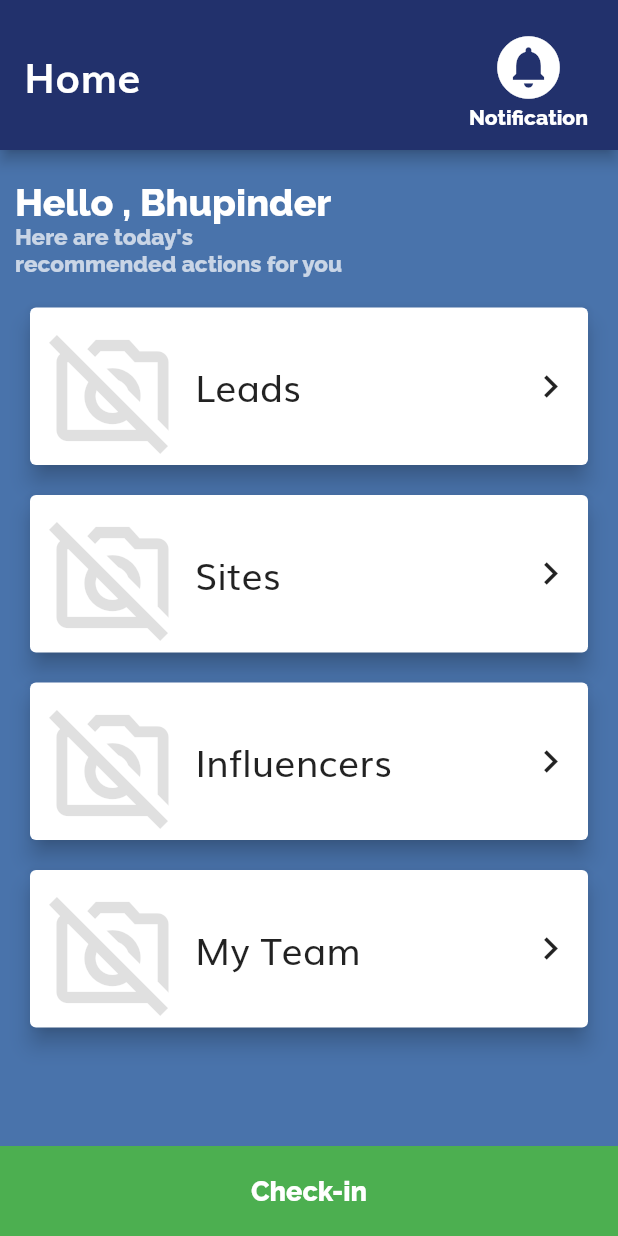
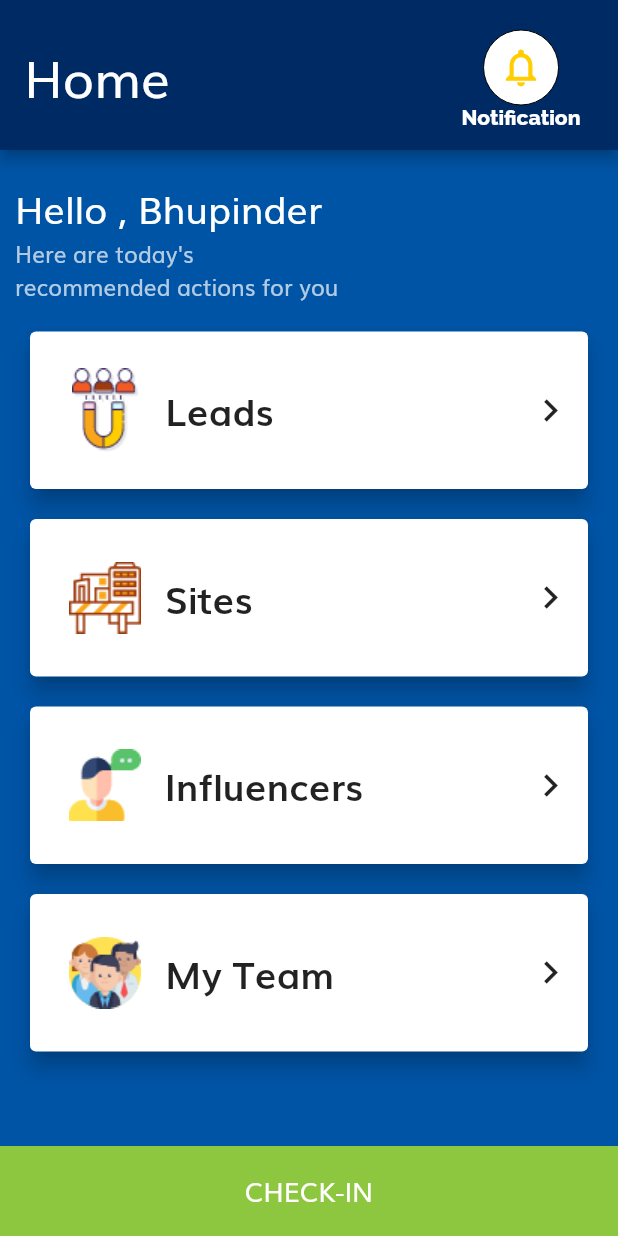
Before and after one commit to karanti-goognu/tech-sales-flutter, a Flutter app: the screen it shows after launch, on a phone screen of 412 x 824 dp. Run offline on Flutter 3.47's test engine with Material 2 defaults, Android fonts, the phone set to English and light mode, and no system bars; our stand-ins replace connectivity, google_fonts, shared_preferences.

Commit message:
Added HomeScreen

```diff
--- a/lib/presentation/features/home_screen/view/homescreen.dart
+++ b/lib/presentation/features/home_screen/view/homescreen.dart
@@ -1,6 +1,8 @@
 import 'package:flutter/cupertino.dart';
 import 'package:flutter/material.dart';
 import 'package:flutter_tech_sales/core/functions/convert_to_hex.dart';
+import 'package:flutter_tech_sales/presentation/features/leads_screen/view/leadScreen.dart';
+import 'package:flutter_tech_sales/utils/constants/color_constants.dart';
 
 class HomeScreen extends StatefulWidget {
   @override
@@ -9,10 +11,10 @@ class HomeScreen extends StatefulWidget {
 
 class _HomeScreenState extends State<HomeScreen> {
   List<menuDetailsModel> list = [
-    new menuDetailsModel("Leads"),
-    new menuDetailsModel("Sites"),
-    new menuDetailsModel("Influencers"),
-    new menuDetailsModel("My Team")
+    new menuDetailsModel("Leads" , "assets/images/img2.png"),
+    new menuDetailsModel("Sites","assets/images/img3.png"),
+    new menuDetailsModel("Influencers" , "assets/images/img4.png"),
+    new menuDetailsModel("My Team","assets/images/img1.png")
   ];
 
   String _status = "check_in";
@@ -31,36 +33,54 @@ class _HomeScreenState extends State<HomeScreen> {
   @override
   Widget build(BuildContext context) {
     return Scaffold(
-        backgroundColor: HexColor("#4973AB"),
+        backgroundColor: ColorConstants.backgroundColorBlue,
         appBar: AppBar(
           // titleSpacing: 50,
-          backgroundColor: HexColor("#22316C"),
+          backgroundColor: ColorConstants.appBarColor,
           toolbarHeight: 100,
           centerTitle: false,
           title: Text(
             "Home",
             style: TextStyle(
-                fontWeight: FontWeight.bold, fontSize: 27, color: Colors.white),
+                fontWeight: FontWeight.normal, fontSize: 34, color: Colors.white ,
+                fontFamily: "Muli"),
           ),
           automaticallyImplyLeading: true,
           actions: [
             Padding(
-              padding: const EdgeInsets.only(right: 20.0, top: 20),
+              padding: const EdgeInsets.only(right:25.0,top: 20),
               child: Column(
                 children: [
                   GestureDetector(
                     onTap: () {
                       print("Notification");
                     },
-                    child: Icon(
-                      Icons.circle_notifications,
-                      color: Colors.white,
-                      size: 50,
+                    child: Container(
+                      height: 50,
+                      width: 50,
+                     // margin: EdgeInsets.only(top: 40, left: 40, right: 40),
+                      decoration: new BoxDecoration(
+                        color: Colors.white,
+                        border: Border.all(color: Colors.black, width: 0.0),
+                        borderRadius: new BorderRadius.all(Radius.circular(70)),
+                      ),
+                      child: Icon(Icons.notifications_none_outlined,
+                      color: HexColor("#FFCD00"),
+                      size: 30,),
                     ),
+
+
+                    // Icon(
+                    //   Icons.circle_notifications,
+                    //
+                    //   color: Colors.white,
+                    //   size: 50,
+                    // ),
                   ),
                   Text(
                     "Notification",
-                    style: TextStyle(color: Colors.white),
+                    style: TextStyle(color: Colors.white,
+                    fontSize: 14),
                   )
                 ],
               ),
@@ -82,17 +102,20 @@ class _HomeScreenState extends State<HomeScreen> {
                     style: TextStyle(
                         color: Colors.white,
                         fontSize: 25,
-                        fontWeight: FontWeight.bold),
+                        fontWeight: FontWeight.normal,
+                        fontFamily: "Muli"),
                   ),
                   Text("Here are today's",
                       textAlign: TextAlign.start,
                       style: TextStyle(
                         color: Colors.white.withOpacity(0.7),
                         fontSize: 15,
+                          fontFamily: "Muli"
                       )),
                   Text("recommended actions for you",
                       style: TextStyle(
-                          color: Colors.white.withOpacity(0.7), fontSize: 15)),
+                          color: Colors.white.withOpacity(0.7), fontSize: 15,
+                          fontFamily: "Muli")),
                 ],
               ),
             ),
@@ -117,11 +140,11 @@ class _HomeScreenState extends State<HomeScreen> {
                       },
                       child: Container(
                         alignment: Alignment.center,
-                        color: Colors.green,
-                        child: Text("Check-in",
+                        color: ColorConstants.checkinColor,
+                        child: Text("CHECK-IN",
                             style: TextStyle(
                                 color: Colors.white,
-                                fontWeight: FontWeight.bold,
+                                fontFamily: "Muli",
                                 fontSize: 18)),
                       ),
                     )
@@ -134,10 +157,10 @@ class _HomeScreenState extends State<HomeScreen> {
                       child: Container(
                         alignment: Alignment.center,
                         color: Colors.red,
-                        child: Text("Check-out",
+                        child: Text("CHECK-OUT",
                             style: TextStyle(
                                 color: Colors.white,
-                                fontWeight: FontWeight.bold,
+                                fontFamily: "Muli",
                                 fontSize: 18)),
                       ),
                     )
@@ -153,7 +176,7 @@ class _HomeScreenState extends State<HomeScreen> {
                     child: Text("Journey-Ended",
                         style: TextStyle(
                             color: Colors.white,
-                            fontWeight: FontWeight.bold,
+                            fontFamily: "Muli",
                             fontSize: 18)),
                   ),
                 ),
@@ -182,11 +205,22 @@ class _HomeScreenState extends State<HomeScreen> {
                   padding: const EdgeInsets.all(10.0),
                   child: Row(
                     children: [
-                      Icon(
-                        Icons.no_photography_outlined,
-                        size: 90,
-                        color: Colors.black12,
+                      Container(
+                        height: 60,
+                        width: 60,
+                         margin: EdgeInsets.only(left: 10),
+                        decoration: new BoxDecoration(
+                          color: Colors.white,
+                          // border: Border.all(color: Colors.black, width: 0.0),
+                          // borderRadius: new BorderRadius.all(Radius.circular(70)),
+                        ),
+                        child: Image.asset(list[index].imgURL),
                       ),
+                      // Icon(
+                      //   Icons.no_photography_outlined,
+                      //   size: 90,
+                      //   color: Colors.black12,
+                      // ),
                       SizedBox(
                         width: 10,
                       ),
@@ -195,6 +229,7 @@ class _HomeScreenState extends State<HomeScreen> {
                         style: TextStyle(
                           fontSize: 25,
                           fontFamily: "Muli",
+                          fontWeight: FontWeight.bold
                           //fontWeight: FontWeight.normal
                         ),
                       ),
@@ -206,6 +241,9 @@ class _HomeScreenState extends State<HomeScreen> {
                   child: GestureDetector(
                     onTap: () {
                       print(list[index].value + " Page");
+                      if(list[index].value == "Leads"){
+                        Navigator.push(context, new CupertinoPageRoute(builder: (BuildContext context) => LeadScreen()));
+                      }
                     },
                     child: Icon(
                       Icons.navigate_next,
@@ -222,6 +260,7 @@ class _HomeScreenState extends State<HomeScreen> {
 
 class menuDetailsModel {
   String value;
+  String imgURL;
 
-  menuDetailsModel(this.value);
+  menuDetailsModel(this.value,this.imgURL);
 }
--- a/lib/utils/constants/color_constants.dart
+++ b/lib/utils/constants/color_constants.dart
@@ -5,9 +5,14 @@
 abstract class ColorConstants {
 
   //Hex Color
+  static Color appBarColor = HexColor("#002A64");
+  static Color backgroundColorBlue = HexColor("#0054A6");
   static Color backgroundColor = HexColor("#FFFFFF");
   static Color blackColor = HexColor("#2B2828");
   static Color lightBlackBorderColor = HexColor("#00001F");
+  static Color checkinColor = HexColor("#8DC63F");
+
+
 
   //Color Constants
   static Color inputBoxHintColor = const Color(0x00000000).withOpacity(0.8);
```
Also changed, not shown: pubspec.yaml (+7 -3 lines), assets/images/img1.png (added), assets/images/img2.png (added), assets/images/img3.png (added), assets/images/img4.png (added), pubspec.lock.
